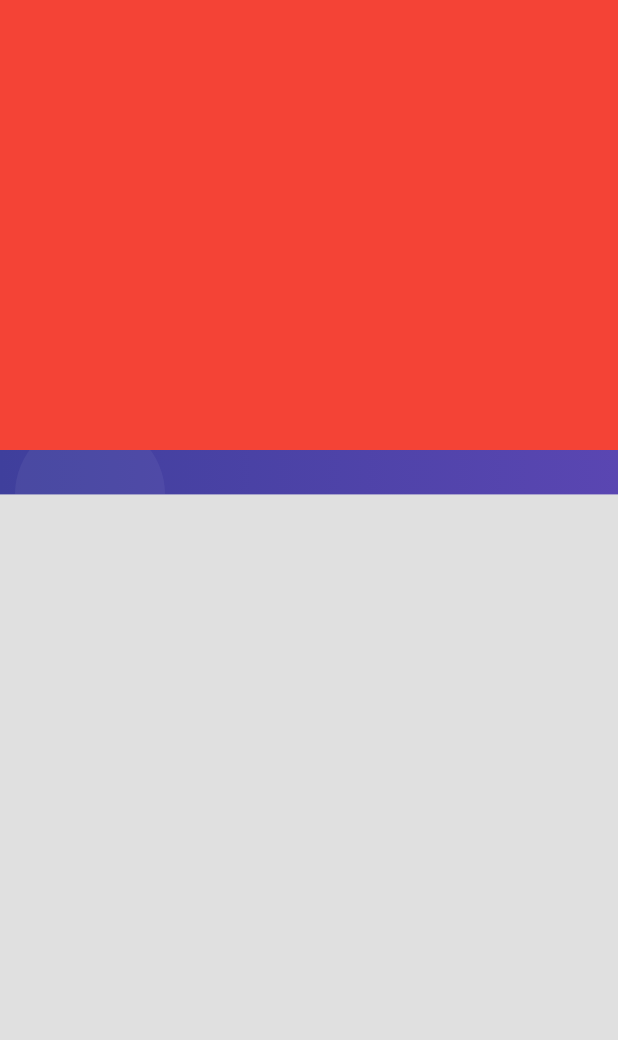
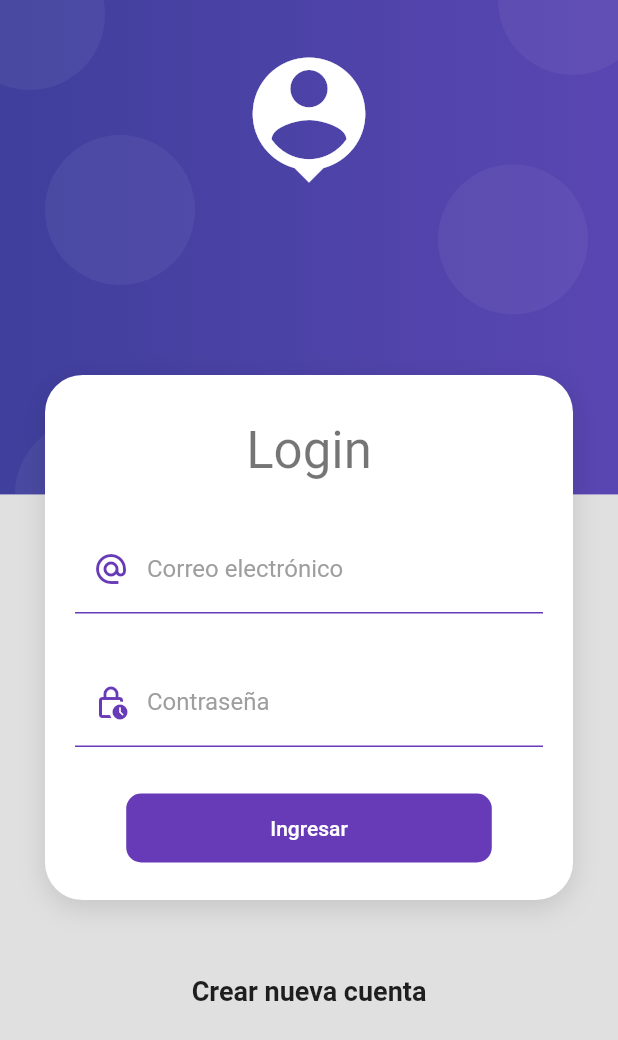
Before and after one commit to AlexanderMendivil/products_flutter, a Flutter app: the screen it shows after launch, on a phone screen of 412 x 824 dp. Shown: the top 1040 px of the screen. Run offline on Flutter 3.47's test engine with Material 2 defaults, Android fonts, the phone set to English and light mode, and no system bars.

Commit message:
formulario login

```diff
--- a/lib/screens/login_screen.dart
+++ b/lib/screens/login_screen.dart
@@ -1,4 +1,5 @@
 import 'package:flutter/material.dart';
+import 'package:products/ui/input_decorations.dart';
 import 'package:products/widgets/widgets.dart';
 
 class LoginScreen extends StatelessWidget {
@@ -9,12 +10,69 @@ class LoginScreen extends StatelessWidget {
   Widget build(BuildContext context) {
     return Scaffold(
       body: AuthBackground(
-        child: Container(
-          width: double.infinity,
-          height: 300,
-          color: Colors.red,
+        child: SingleChildScrollView(
+          child: Column( children: [
+            const SizedBox( height: 250 ),
+            CardContainer(child: Column(children: [
+              const SizedBox(height: 10),
+              Text('Login', style: Theme.of(context).textTheme.headline4,),
+              const SizedBox(height: 30,),
+              const _LoginForm()
+            ]
+            )
+          ),
+          const SizedBox( height: 50 ),
+          const Text('Crear nueva cuenta', style: TextStyle(fontSize: 18, fontWeight: FontWeight.bold)),
+
+          ],),
         )
         ,)
     );
   }
 }
+
+
+class _LoginForm extends StatelessWidget {
+  const _LoginForm();
+
+  @override
+  Widget build(BuildContext context) {
+    return Form(
+      child: Column( children: [
+
+        TextFormField(
+          autocorrect: false,
+          keyboardType: TextInputType.emailAddress,
+          decoration: InputDecorations.authInputDecoration(hintText: 'test@gmail.com', labelText: 'Correo electrónico', prefixIcon: Icons.alternate_email_sharp),
+
+          ),
+          const SizedBox(height: 30,),
+
+          TextFormField(
+          autocorrect: false,
+          obscureText: true,
+          decoration: InputDecorations.authInputDecoration(
+            hintText: '****',
+            labelText: 'Contraseña',
+            prefixIcon: Icons.lock_clock_outlined),
+
+          ),
+          const SizedBox(height: 30,),
+
+          MaterialButton(
+            shape: RoundedRectangleBorder(borderRadius: BorderRadius.circular(10)),
+            disabledColor: Colors.grey,
+            elevation: 0,
+            color: Colors.deepPurple,
+            child: Container(
+              padding: EdgeInsets.symmetric(horizontal: 80, vertical: 15),
+              child: const Text(
+                'Ingresar',
+                style: TextStyle(color: Colors.white),
+                )),
+            onPressed: (){})
+
+      ],)
+      );
+  }
+}
--- /dev/null
+++ b/lib/ui/input_decorations.dart
@@ -0,0 +1,29 @@
+import 'package:flutter/material.dart';
+
+class InputDecorations {
+
+  static InputDecoration authInputDecoration({
+    required String hintText,
+    required String labelText,
+    IconData? prefixIcon
+  }){
+    return InputDecoration(
+            enabledBorder: const UnderlineInputBorder(
+              borderSide: BorderSide(
+                color: Colors.deepPurple
+                )
+              ),
+              focusedBorder: const UnderlineInputBorder(
+                borderSide: BorderSide(
+                  color: Colors.deepPurple,
+                  width: 2
+                )
+              ),
+              hintText: hintText,
+              labelText: labelText,
+              labelStyle: const TextStyle(color: Colors.grey),
+              prefixIcon: prefixIcon != null ? Icon( prefixIcon, color: Colors.deepPurple ) : null
+            );
+
+  }
+}
--- /dev/null
+++ b/lib/widgets/card_container.dart
@@ -0,0 +1,33 @@
+import 'package:flutter/material.dart';
+
+class CardContainer extends StatelessWidget {
+
+  final Widget child;
+  const CardContainer({super.key, required this.child});
+
+  @override
+  Widget build(BuildContext context) {
+    return Padding(
+      padding: const EdgeInsets.symmetric(horizontal: 30),
+      child: Container(
+        width: double.infinity,
+        padding: const EdgeInsets.all(20),
+        height: 350,
+        decoration: _createCardShape(),
+        child: child,
+      ),
+    );
+  }
+
+  BoxDecoration _createCardShape() => BoxDecoration(
+    color: Colors.white,
+    borderRadius: BorderRadius.circular(25),
+    boxShadow: const [
+      BoxShadow(
+        color: Colors.black12,
+        blurRadius: 15,
+        offset: Offset(0,5)
+        )
+      ]
+  );
+}
--- a/lib/widgets/widgets.dart
+++ b/lib/widgets/widgets.dart
@@ -1 +1,2 @@
 export 'package:products/widgets/auth_background.dart';
+export 'package:products/widgets/card_container.dart';
```
